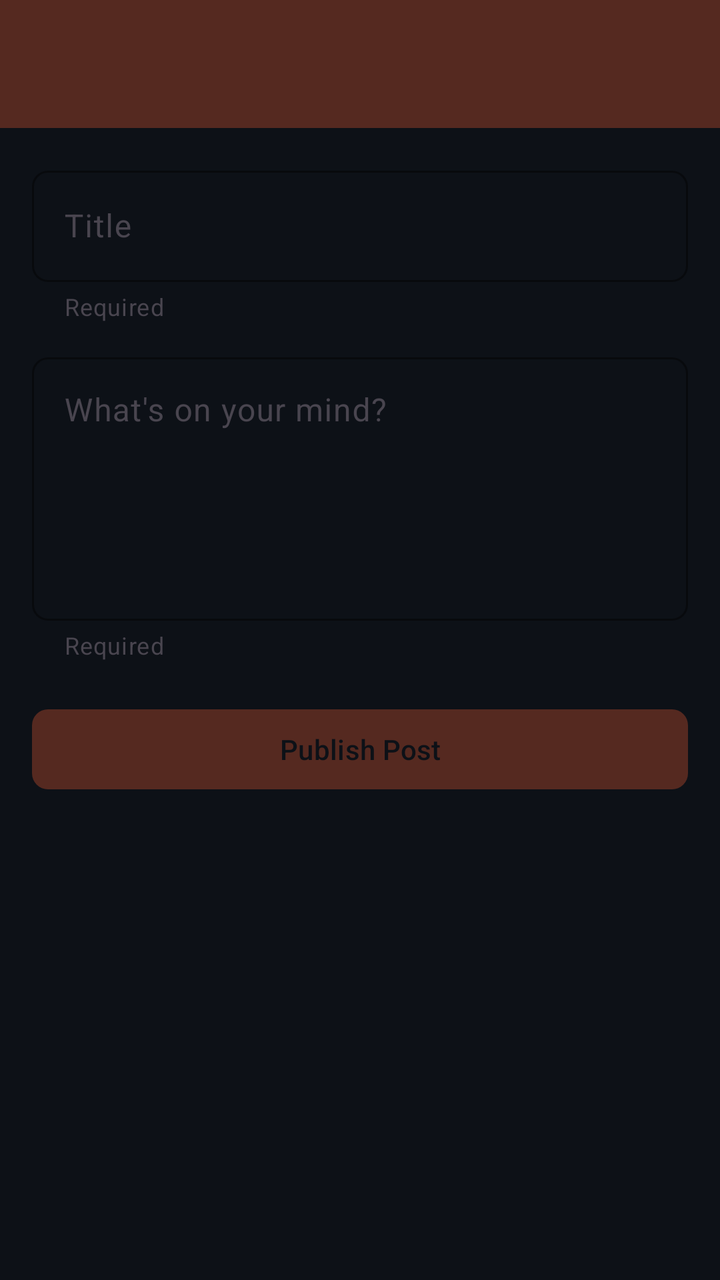
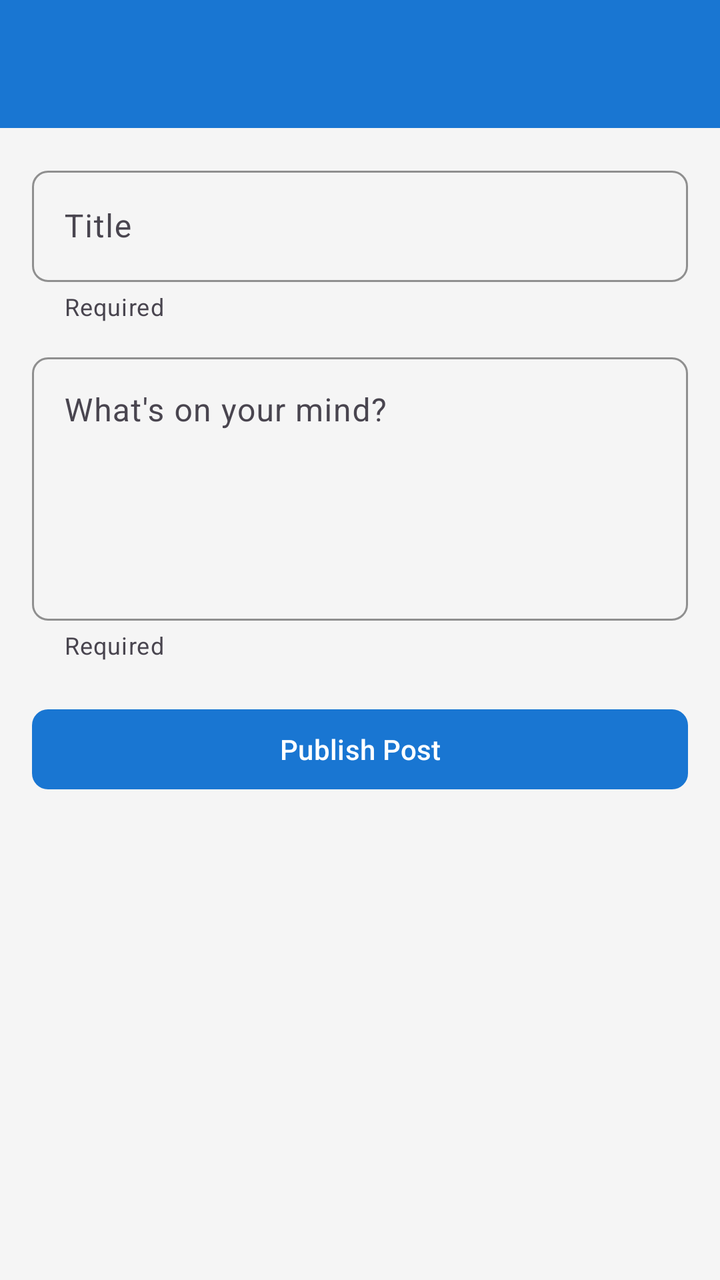

Two renders of the same Android screen: before a commit and after it. Below are the layout's source before the change and the commit's diff.
<!-- AndroidManifest.xml: application theme Theme.Miniblog -->
<!-- res/layout/activity_create_post.xml -->
<?xml version="1.0" encoding="utf-8"?>
<LinearLayout
    xmlns:android="http://schemas.android.com/apk/res/android"
    xmlns:app="http://schemas.android.com/apk/res-auto"
    android:layout_width="match_parent"
    android:layout_height="match_parent"
    android:orientation="vertical"
    android:background="@color/background">

    <com.google.android.material.appbar.AppBarLayout
        android:layout_width="match_parent"
        android:layout_height="wrap_content"
        android:theme="@style/Theme.Miniblog.Toolbar">

        <com.google.android.material.appbar.MaterialToolbar
            android:id="@+id/toolbar"
            android:layout_width="match_parent"
            android:layout_height="?attr/actionBarSize"
            android:background="@color/primary"
            app:titleTextColor="@color/toolbar_icon"
            app:navigationIconTint="@color/toolbar_icon" />

    </com.google.android.material.appbar.AppBarLayout>

    <ScrollView
        android:layout_width="match_parent"
        android:layout_height="0dp"
        android:layout_weight="1"
        android:fillViewport="true">

        <LinearLayout
            android:layout_width="match_parent"
            android:layout_height="wrap_content"
            android:orientation="vertical"
            android:padding="16dp">

            <com.google.android.material.textfield.TextInputLayout
                android:id="@+id/tilTitle"
                android:layout_width="match_parent"
                android:layout_height="wrap_content"
                android:hint="Title"
                app:boxBackgroundMode="outline"
                app:boxCornerRadiusTopStart="8dp"
                app:boxCornerRadiusTopEnd="8dp"
                app:boxCornerRadiusBottomStart="8dp"
                app:boxCornerRadiusBottomEnd="8dp"
                app:boxStrokeColor="@color/primary"
                app:hintTextColor="@color/accent"
                app:helperText="Required"
                app:helperTextEnabled="false">

                <com.google.android.material.textfield.TextInputEditText
                    android:id="@+id/editTextTitle"
                    android:layout_width="match_parent"
                    android:layout_height="wrap_content"
                    android:inputType="text"
                    android:textColor="@color/text_primary"
                    android:textColorHint="@color/text_secondary"
                    android:maxLines="1" />

            </com.google.android.material.textfield.TextInputLayout>

            <com.google.android.material.textfield.TextInputLayout
                android:id="@+id/tilBody"
                android:layout_width="match_parent"
                android:layout_height="wrap_content"
                android:layout_marginTop="12dp"
                android:hint="What's on your mind?"
                app:boxBackgroundMode="outline"
                app:boxCornerRadiusTopStart="8dp"
                app:boxCornerRadiusTopEnd="8dp"
                app:boxCornerRadiusBottomStart="8dp"
                app:boxCornerRadiusBottomEnd="8dp"
                app:boxStrokeColor="@color/primary"
                app:hintTextColor="@color/accent"
                app:helperText="Required"
                app:helperTextEnabled="false">

                <com.google.android.material.textfield.TextInputEditText
                    android:id="@+id/editTextBody"
                    android:layout_width="match_parent"
                    android:layout_height="wrap_content"
                    android:gravity="top"
                    android:minLines="5"
                    android:textColor="@color/text_primary"
                    android:textColorHint="@color/text_secondary"
                    android:inputType="textMultiLine" />

            </com.google.android.material.textfield.TextInputLayout>

            <com.google.android.material.button.MaterialButton
                android:id="@+id/buttonSubmit"
                android:layout_width="match_parent"
                android:layout_height="wrap_content"
                android:layout_marginTop="20dp"
                android:text="Publish Post"
                android:textAllCaps="false"
                android:textColor="@color/on_primary"
                app:backgroundTint="@color/primary"
                app:cornerRadius="8dp"
                app:elevation="4dp" />

            <ProgressBar
                android:id="@+id/progressBarCreate"
                android:layout_width="wrap_content"
                android:layout_height="wrap_content"
                android:layout_gravity="center_horizontal"
                android:layout_marginTop="16dp"
                android:visibility="gone" />

            <com.google.android.material.card.MaterialCardView
                android:id="@+id/cardSuccess"
                android:layout_width="match_parent"
                android:layout_height="wrap_content"
                android:layout_marginTop="16dp"
                android:visibility="gone"
                app:cardCornerRadius="8dp"
                app:cardElevation="2dp"
                app:cardBackgroundColor="@color/success_bg">

                <TextView
                    android:id="@+id/textViewSuccess"
                    android:layout_width="match_parent"
                    android:layout_height="wrap_content"
                    android:padding="16dp"
                    android:textSize="14sp"
                    android:textColor="@color/success_text" />

            </com.google.android.material.card.MaterialCardView>

            <com.google.android.material.card.MaterialCardView
                android:id="@+id/cardError"
                android:layout_width="match_parent"
                android:layout_height="wrap_content"
                android:layout_marginTop="16dp"
                android:visibility="gone"
                app:cardCornerRadius="8dp"
                app:cardElevation="2dp"
                app:cardBackgroundColor="@color/error_bg">

                <TextView
                    android:id="@+id/textViewError"
                    android:layout_width="match_parent"
                    android:layout_height="wrap_content"
                    android:padding="16dp"
                    android:textSize="14sp"
                    android:textColor="@color/error_text" />

            </com.google.android.material.card.MaterialCardView>

        </LinearLayout>

    </ScrollView>

</LinearLayout>
<!-- resources referenced by this layout -->
<resources>
  <color name="accent">#FFEFB1</color>
  <color name="background">#FF0D1117</color>
  <color name="error_bg">#FF2D1215</color>
  <color name="error_text">#FFF85149</color>
  <color name="on_primary">#FF0D1117</color>
  <color name="primary">#FF552920</color>
  <color name="success_bg">#FF0D2818</color>
  <color name="success_text">#FF3FB950</color>
  <color name="text_primary">#FFEFB1</color>
  <color name="text_secondary">#FF8B949E</color>
  <color name="toolbar_icon">#FFEFB1</color>
  <style name="Theme.Miniblog.Toolbar" parent="ThemeOverlay.Material3.Dark.ActionBar">
          <item name="android:background">@color/primary</item>
          <item name="colorOnSurface">@color/toolbar_icon</item>
      </style>
  <style name="Theme.Miniblog" parent="Base.Theme.Miniblog" />
  <style name="Base.Theme.Miniblog" parent="Theme.Material3.DayNight.NoActionBar">
          <item name="colorPrimary">@color/primary</item>
          <item name="colorOnPrimary">@color/on_primary</item>
          <item name="colorPrimaryContainer">@color/primary_light</item>
          <item name="colorSecondary">@color/accent</item>
          <item name="colorOnSecondary">@color/on_primary</item>
          <item name="colorSurface">@color/card_background</item>
          <item name="colorOnSurface">@color/text_primary</item>
          <item name="android:statusBarColor">@color/background</item>
          <item name="android:navigationBarColor">@color/background</item>
          <item name="android:windowBackground">@color/background</item>
      </style>
  <color name="primary_light">#FF7A4A3E</color>
  <color name="card_background">#FF161B22</color>
</resources>

<!-- the commit's change to res/layout/activity_create_post.xml (unified diff, before → after) -->
@@ -10,7 +10,7 @@
     <com.google.android.material.appbar.AppBarLayout
         android:layout_width="match_parent"
         android:layout_height="wrap_content"
-        android:theme="@style/Theme.Miniblog.Toolbar">
+        android:background="@color/primary">
 
         <com.google.android.material.appbar.MaterialToolbar
             android:id="@+id/toolbar"
@@ -45,7 +45,7 @@
                 app:boxCornerRadiusBottomStart="8dp"
                 app:boxCornerRadiusBottomEnd="8dp"
                 app:boxStrokeColor="@color/primary"
-                app:hintTextColor="@color/accent"
+                app:hintTextColor="@color/text_secondary"
                 app:helperText="Required"
                 app:helperTextEnabled="false">
 
@@ -72,7 +72,7 @@
                 app:boxCornerRadiusBottomStart="8dp"
                 app:boxCornerRadiusBottomEnd="8dp"
                 app:boxStrokeColor="@color/primary"
-                app:hintTextColor="@color/accent"
+                app:hintTextColor="@color/text_secondary"
                 app:helperText="Required"
                 app:helperTextEnabled="false">
 
<!-- resource entries referenced after the edit -->
@@ -1,34 +1,31 @@
 <!-- resources referenced by this layout -->
 <resources>
-  <color name="accent">#FFEFB1</color>
-  <color name="background">#FF0D1117</color>
-  <color name="error_bg">#FF2D1215</color>
-  <color name="error_text">#FFF85149</color>
-  <color name="on_primary">#FF0D1117</color>
-  <color name="primary">#FF552920</color>
-  <color name="success_bg">#FF0D2818</color>
-  <color name="success_text">#FF3FB950</color>
-  <color name="text_primary">#FFEFB1</color>
-  <color name="text_secondary">#FF8B949E</color>
-  <color name="toolbar_icon">#FFEFB1</color>
-  <style name="Theme.Miniblog.Toolbar" parent="ThemeOverlay.Material3.Dark.ActionBar">
-          <item name="android:background">@color/primary</item>
-          <item name="colorOnSurface">@color/toolbar_icon</item>
-      </style>
+  <color name="accent">#FF26A69A</color>
+  <color name="background">#FFF5F5F5</color>
+  <color name="error_bg">#FFFCE4EC</color>
+  <color name="error_text">#FFC62828</color>
+  <color name="on_primary">#FFFFFFFF</color>
+  <color name="primary">#FF1976D2</color>
+  <color name="success_bg">#FFE8F5E9</color>
+  <color name="success_text">#FF2E7D32</color>
+  <color name="text_primary">#FF222222</color>
+  <color name="text_secondary">#FF707070</color>
+  <color name="toolbar_icon">#FFFFFFFF</color>
   <style name="Theme.Miniblog" parent="Base.Theme.Miniblog" />
-  <style name="Base.Theme.Miniblog" parent="Theme.Material3.DayNight.NoActionBar">
+  <style name="Base.Theme.Miniblog" parent="Theme.Material3.Light.NoActionBar">
           <item name="colorPrimary">@color/primary</item>
           <item name="colorOnPrimary">@color/on_primary</item>
           <item name="colorPrimaryContainer">@color/primary_light</item>
           <item name="colorSecondary">@color/accent</item>
-          <item name="colorOnSecondary">@color/on_primary</item>
+          <item name="colorOnSecondary">@android:color/white</item>
           <item name="colorSurface">@color/card_background</item>
           <item name="colorOnSurface">@color/text_primary</item>
-          <item name="android:statusBarColor">@color/background</item>
-          <item name="android:navigationBarColor">@color/background</item>
+          <item name="android:statusBarColor">@color/primary_dark</item>
+          <item name="android:navigationBarColor">@color/primary_dark</item>
           <item name="android:windowBackground">@color/background</item>
       </style>
-  <color name="primary_light">#FF7A4A3E</color>
-  <color name="card_background">#FF161B22</color>
+  <color name="primary_light">#FF42A5F5</color>
+  <color name="card_background">#FFFFFFFF</color>
+  <color name="primary_dark">#FF1565C0</color>
 </resources>
 
